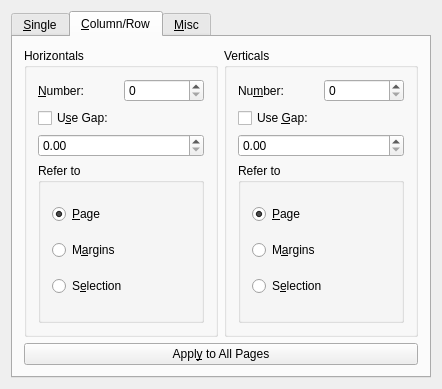
Old version of the form scribus/ui/guidemanager.ui in the repository scribusproject/scribus.
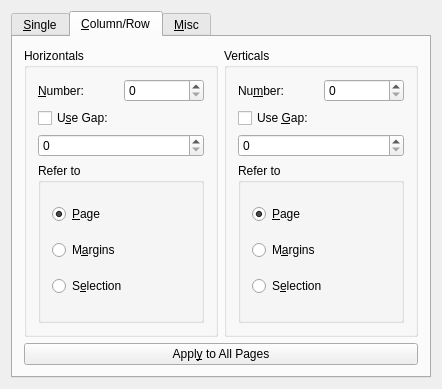
New version of the form. The open tabs and pages were chosen to show the change. Custom widgets are drawn as their Qt base class.

Patch:
```diff
--- a/scribus/ui/guidemanager.ui
+++ b/scribus/ui/guidemanager.ui
@@ -384,8 +384,8 @@
  <customwidgets>
   <customwidget>
    <class>ScrSpinBox</class>
-   <extends>QDoubleSpinBox</extends>
-   <header>ui/scrspinbox.h</header>
+   <extends>QSpinBox</extends>
+   <header location="global">ui/scrspinbox.h</header>
   </customwidget>
   <customwidget>
    <class>ScrPaletteBase</class>
```
Left out of the diff: 7 changed lines with no effect on the pictures.
